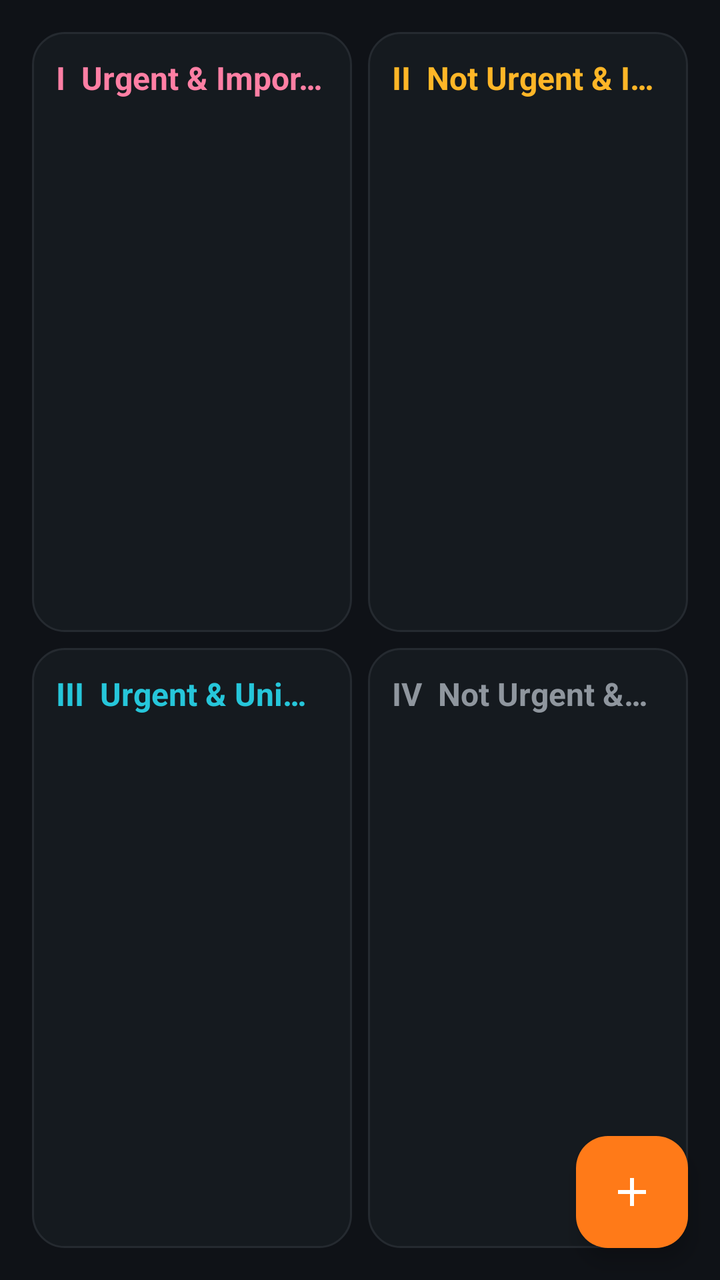
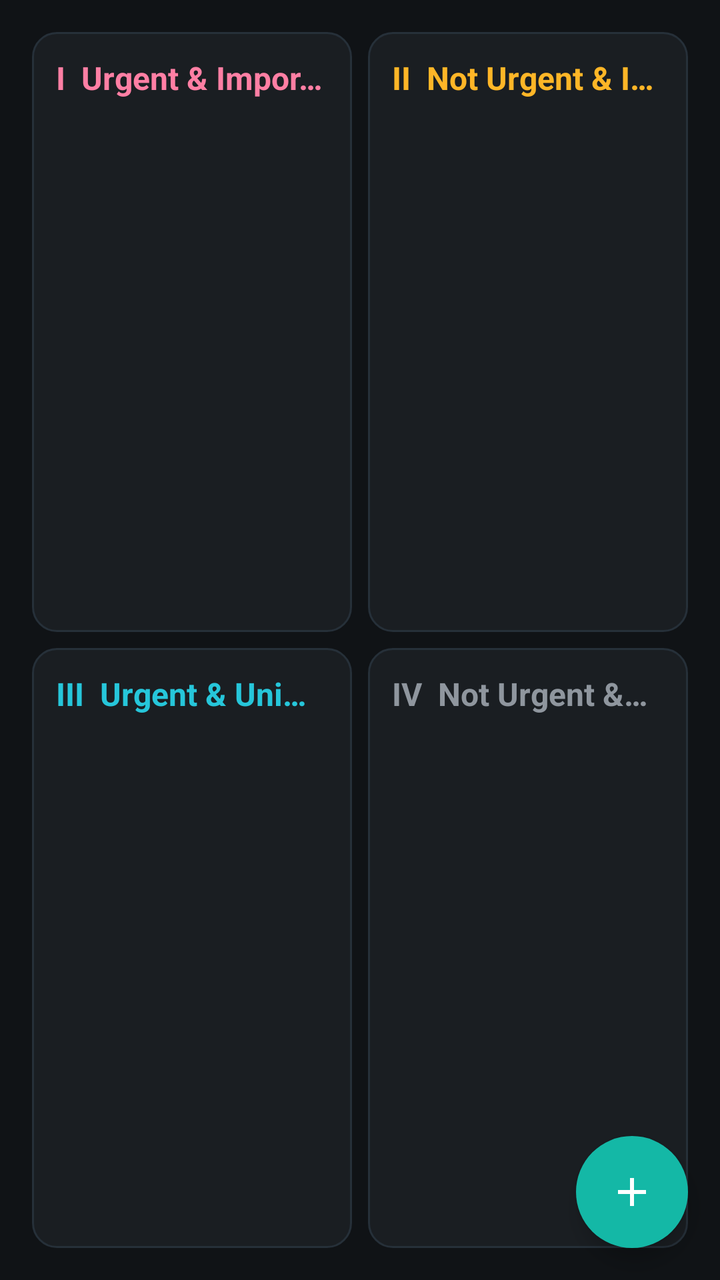

Screens rendered from an Android XML layout before and after an edit, with the pre-edit source and the edit as a unified diff.
<!-- AndroidManifest.xml: application theme Theme.TaskManagerApp -->
<!-- res/layout/fragment_matrix.xml -->
<?xml version="1.0" encoding="utf-8"?>
<androidx.constraintlayout.widget.ConstraintLayout xmlns:android="http://schemas.android.com/apk/res/android"
    xmlns:app="http://schemas.android.com/apk/res-auto"
    xmlns:tools="http://schemas.android.com/tools"
    android:layout_width="match_parent"
    android:layout_height="match_parent"
    android:background="#0F1217">

    <GridLayout
        android:id="@+id/matrixGrid"
        android:layout_width="0dp"
        android:layout_height="0dp"
        android:alignmentMode="alignBounds"
        android:clipToPadding="false"
        android:columnCount="2"
        android:padding="12dp"
        android:rowCount="2"
        android:useDefaultMargins="true"
        app:layout_constraintBottom_toBottomOf="parent"
        app:layout_constraintEnd_toEndOf="parent"
        app:layout_constraintStart_toStartOf="parent"
        app:layout_constraintTop_toTopOf="parent">

        <LinearLayout
            android:layout_width="0dp"
            android:layout_height="0dp"
            android:layout_columnWeight="1"
            android:layout_rowWeight="1"
            android:background="@drawable/bg_matrix_quadrant"
            android:minHeight="0dp"
            android:orientation="vertical"
            android:padding="12dp">

            <TextView
                android:id="@+id/tvMatrixHighTitle"
                android:layout_width="match_parent"
                android:layout_height="wrap_content"
                android:ellipsize="end"
                android:singleLine="true"
                android:text="I  Urgent &amp; Important"
                android:textColor="#FF7FA4"
                android:textSize="16sp"
                android:textStyle="bold" />

            <ScrollView
                android:layout_width="match_parent"
                android:layout_height="0dp"
                android:layout_marginTop="10dp"
                android:layout_weight="1"
                android:clipToPadding="false"
                android:fillViewport="false"
                android:overScrollMode="ifContentScrolls">

                <LinearLayout
                    android:id="@+id/listHigh"
                    android:layout_width="match_parent"
                    android:layout_height="wrap_content"
                    android:orientation="vertical"
                    tools:ignore="NestedWeights" />
            </ScrollView>
        </LinearLayout>

        <LinearLayout
            android:layout_width="0dp"
            android:layout_height="0dp"
            android:layout_columnWeight="1"
            android:layout_rowWeight="1"
            android:background="@drawable/bg_matrix_quadrant"
            android:minHeight="0dp"
            android:orientation="vertical"
            android:padding="12dp">

            <TextView
                android:id="@+id/tvMatrixMediumTitle"
                android:layout_width="match_parent"
                android:layout_height="wrap_content"
                android:ellipsize="end"
                android:singleLine="true"
                android:text="II  Not Urgent &amp; Important"
                android:textColor="#FFB627"
                android:textSize="16sp"
                android:textStyle="bold" />

            <ScrollView
                android:layout_width="match_parent"
                android:layout_height="0dp"
                android:layout_marginTop="10dp"
                android:layout_weight="1"
                android:clipToPadding="false"
                android:fillViewport="false"
                android:overScrollMode="ifContentScrolls">

                <LinearLayout
                    android:id="@+id/listMedium"
                    android:layout_width="match_parent"
                    android:layout_height="wrap_content"
                    android:orientation="vertical" />
            </ScrollView>
        </LinearLayout>

        <LinearLayout
            android:layout_width="0dp"
            android:layout_height="0dp"
            android:layout_columnWeight="1"
            android:layout_rowWeight="1"
            android:background="@drawable/bg_matrix_quadrant"
            android:minHeight="0dp"
            android:orientation="vertical"
            android:padding="12dp">

            <TextView
                android:id="@+id/tvMatrixLowTitle"
                android:layout_width="match_parent"
                android:layout_height="wrap_content"
                android:ellipsize="end"
                android:singleLine="true"
                android:text="III  Urgent &amp; Unimportant"
                android:textColor="#26C6DA"
                android:textSize="16sp"
                android:textStyle="bold" />

            <ScrollView
                android:layout_width="match_parent"
                android:layout_height="0dp"
                android:layout_marginTop="10dp"
                android:layout_weight="1"
                android:clipToPadding="false"
                android:fillViewport="false"
                android:overScrollMode="ifContentScrolls">

                <LinearLayout
                    android:id="@+id/listLow"
                    android:layout_width="match_parent"
                    android:layout_height="wrap_content"
                    android:orientation="vertical" />
            </ScrollView>
        </LinearLayout>

        <LinearLayout
            android:layout_width="0dp"
            android:layout_height="0dp"
            android:layout_columnWeight="1"
            android:layout_rowWeight="1"
            android:background="@drawable/bg_matrix_quadrant"
            android:minHeight="0dp"
            android:orientation="vertical"
            android:padding="12dp">

            <TextView
                android:id="@+id/tvMatrixNoneTitle"
                android:layout_width="match_parent"
                android:layout_height="wrap_content"
                android:ellipsize="end"
                android:singleLine="true"
                android:text="IV  Not Urgent &amp; Unimportant"
                android:textColor="#8F969E"
                android:textSize="16sp"
                android:textStyle="bold" />

            <ScrollView
                android:layout_width="match_parent"
                android:layout_height="0dp"
                android:layout_marginTop="10dp"
                android:layout_weight="1"
                android:clipToPadding="false"
                android:fillViewport="false"
                android:overScrollMode="ifContentScrolls">

                <LinearLayout
                    android:id="@+id/listNone"
                    android:layout_width="match_parent"
                    android:layout_height="wrap_content"
                    android:orientation="vertical" />
            </ScrollView>
        </LinearLayout>
    </GridLayout>

    <com.google.android.material.floatingactionbutton.FloatingActionButton
        android:id="@+id/btnMatrixAddTask"
        style="@style/Widget.TaskManager.AddFab"
        android:contentDescription="@string/add_task"
        app:layout_constraintBottom_toBottomOf="parent"
        app:layout_constraintEnd_toEndOf="parent" />
</androidx.constraintlayout.widget.ConstraintLayout>
<!-- resources referenced by this layout -->
<resources>
  <!-- drawable bg_matrix_quadrant (drawable) -->
  <?xml version="1.0" encoding="utf-8"?>
  <shape xmlns:android="http://schemas.android.com/apk/res/android">
      <solid android:color="#151A1F" />
      <stroke
          android:width="1dp"
          android:color="#252A30" />
      <corners android:radius="16dp" />
  </shape>
  <string name="add_task">Add Task</string>
  <style name="Widget.TaskManager.AddFab" parent="Widget.Material3.FloatingActionButton.Primary">
          <item name="android:layout_width">wrap_content</item>
          <item name="android:layout_height">wrap_content</item>
          <item name="android:layout_marginEnd">16dp</item>
          <item name="android:layout_marginBottom">16dp</item>
          <item name="backgroundTint">@color/colorAddAction</item>
          <item name="srcCompat">@drawable/ic_add</item>
          <item name="tint">@color/white</item>
      </style>
  <style name="Theme.TaskManagerApp" parent="Base.Theme.TaskManagerApp" />
  <color name="colorAddAction">#FF7A18</color>
  <!-- drawable ic_add (drawable) -->
  <?xml version="1.0" encoding="utf-8"?>
  <vector xmlns:android="http://schemas.android.com/apk/res/android"
      android:width="24dp"
      android:height="24dp"
      android:viewportWidth="24"
      android:viewportHeight="24">
      <path
          android:fillColor="#FF000000"
          android:pathData="M19,13h-6v6h-2v-6H5v-2h6V5h2v6h6v2z" />
  </vector>
  <color name="white">#FFFFFFFF</color>
  <style name="Base.Theme.TaskManagerApp" parent="Theme.Material3.DayNight.NoActionBar">
          <item name="colorPrimary">@color/colorPrimary</item>
          <item name="colorOnPrimary">@color/colorOnPrimary</item>
          <item name="colorPrimaryContainer">@color/colorPrimaryContainer</item>
          <item name="colorOnPrimaryContainer">@color/colorOnPrimaryContainer</item>
          <item name="colorSecondary">@color/colorSecondary</item>
          <item name="colorOnSecondary">@color/colorOnSecondary</item>
          <item name="android:colorBackground">@color/colorBackground</item>
          <item name="colorOnBackground">@color/colorOnBackground</item>
          <item name="colorSurface">@color/colorSurface</item>
          <item name="colorOnSurface">@color/colorOnSurface</item>
          <item name="colorSurfaceVariant">@color/colorSurfaceVariant</item>
          <item name="colorOnSurfaceVariant">@color/colorOnSurfaceVariant</item>
          <item name="colorOutline">@color/colorOutline</item>
      </style>
  <color name="colorPrimary">#3A3A3A</color>
  <color name="colorOnPrimary">#F5F5F5</color>
  <color name="colorPrimaryContainer">#454545</color>
  <color name="colorOnPrimaryContainer">#FFFFFF</color>
  <color name="colorSecondary">#5F6368</color>
  <color name="colorOnSecondary">#FFFFFF</color>
  <color name="colorBackground">#101010</color>
  <color name="colorOnBackground">#F1F1F1</color>
  <color name="colorSurface">#1E1E1E</color>
  <color name="colorOnSurface">#F4F4F4</color>
  <color name="colorSurfaceVariant">#2A2A2A</color>
  <color name="colorOnSurfaceVariant">#DADADA</color>
  <color name="colorOutline">#8A8A8A</color>
</resources>

<!-- the commit's change to res/layout/fragment_matrix.xml (unified diff, before → after) -->
@@ -4,7 +4,7 @@
     xmlns:tools="http://schemas.android.com/tools"
     android:layout_width="match_parent"
     android:layout_height="match_parent"
-    android:background="#0F1217">
+    android:background="@color/colorBackground">
 
     <GridLayout
         android:id="@+id/matrixGrid"
<!-- resource entries referenced after the edit -->
@@ -3,11 +3,11 @@
   <!-- drawable bg_matrix_quadrant (drawable) -->
   <?xml version="1.0" encoding="utf-8"?>
   <shape xmlns:android="http://schemas.android.com/apk/res/android">
-      <solid android:color="#151A1F" />
+      <solid android:color="@color/colorSurface" />
       <stroke
           android:width="1dp"
-          android:color="#252A30" />
-      <corners android:radius="16dp" />
+          android:color="@color/colorDivider" />
+      <corners android:radius="12dp" />
   </shape>
   <string name="add_task">Add Task</string>
   <style name="Widget.TaskManager.AddFab" parent="Widget.Material3.FloatingActionButton.Primary">
@@ -17,10 +17,11 @@
           <item name="android:layout_marginBottom">16dp</item>
           <item name="backgroundTint">@color/colorAddAction</item>
           <item name="srcCompat">@drawable/ic_add</item>
-          <item name="tint">@color/white</item>
+          <item name="tint">@color/colorOnPrimary</item>
+          <item name="shapeAppearanceOverlay">@style/ShapeAppearance.TaskManager.AddFab</item>
       </style>
   <style name="Theme.TaskManagerApp" parent="Base.Theme.TaskManagerApp" />
-  <color name="colorAddAction">#FF7A18</color>
+  <color name="colorAddAction">#14B8A6</color>
   <!-- drawable ic_add (drawable) -->
   <?xml version="1.0" encoding="utf-8"?>
   <vector xmlns:android="http://schemas.android.com/apk/res/android"
@@ -32,7 +33,6 @@
           android:fillColor="#FF000000"
           android:pathData="M19,13h-6v6h-2v-6H5v-2h6V5h2v6h6v2z" />
   </vector>
-  <color name="white">#FFFFFFFF</color>
   <style name="Base.Theme.TaskManagerApp" parent="Theme.Material3.DayNight.NoActionBar">
           <item name="colorPrimary">@color/colorPrimary</item>
           <item name="colorOnPrimary">@color/colorOnPrimary</item>
@@ -48,18 +48,23 @@
           <item name="colorOnSurfaceVariant">@color/colorOnSurfaceVariant</item>
           <item name="colorOutline">@color/colorOutline</item>
       </style>
-  <color name="colorPrimary">#3A3A3A</color>
-  <color name="colorOnPrimary">#F5F5F5</color>
-  <color name="colorPrimaryContainer">#454545</color>
-  <color name="colorOnPrimaryContainer">#FFFFFF</color>
-  <color name="colorSecondary">#5F6368</color>
+  <color name="colorPrimary">#14B8A6</color>
+  <color name="colorOnPrimary">#FFFFFF</color>
+  <style name="ShapeAppearance.TaskManager.AddFab" parent="">
+          <item name="cornerFamily">rounded</item>
+          <item name="cornerSize">50%</item>
+      </style>
+  <color name="colorPrimaryContainer">#123E3A</color>
+  <color name="colorOnPrimaryContainer">#DDFCF7</color>
+  <color name="colorSecondary">#77818C</color>
   <color name="colorOnSecondary">#FFFFFF</color>
-  <color name="colorBackground">#101010</color>
-  <color name="colorOnBackground">#F1F1F1</color>
-  <color name="colorSurface">#1E1E1E</color>
-  <color name="colorOnSurface">#F4F4F4</color>
-  <color name="colorSurfaceVariant">#2A2A2A</color>
-  <color name="colorOnSurfaceVariant">#DADADA</color>
-  <color name="colorOutline">#8A8A8A</color>
+  <color name="colorBackground">#101316</color>
+  <color name="colorOnBackground">#F2F5F7</color>
+  <color name="colorSurface">#1A1E22</color>
+  <color name="colorDivider">#263039</color>
+  <color name="colorOnSurface">#F3F6F8</color>
+  <color name="colorSurfaceVariant">#242A30</color>
+  <color name="colorOnSurfaceVariant">#AEB8C2</color>
+  <color name="colorOutline">#3A444C</color>
 </resources>
 
